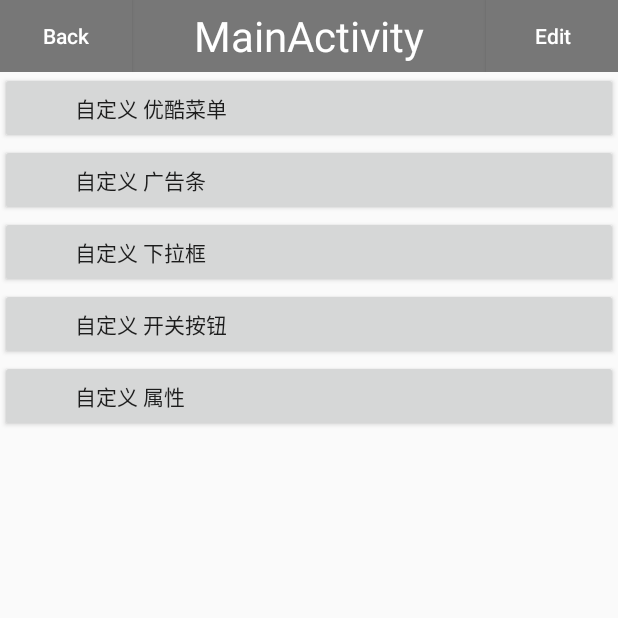
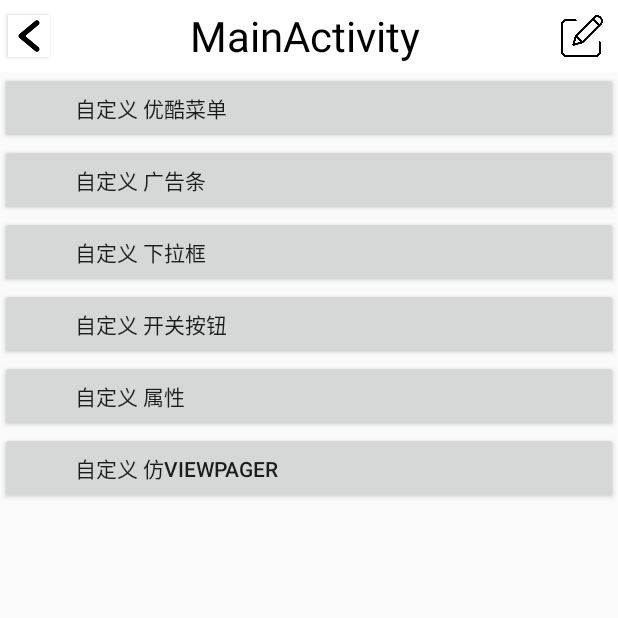
Before and after one commit to SmileAlfred/CustomView, an Android app: the screen it shows after launch (MainActivity), on a phone screen of 412 x 824 dp, the top half of it. Run offline under Robolectric (Android 15) with nearby library versions, the phone set to English and light mode, and no system bars.

Commit message:
仿ViewPager;解决回弹生硬的问题

```diff
--- a/app/src/main/AndroidManifest.xml
+++ b/app/src/main/AndroidManifest.xml
@@ -9,7 +9,6 @@
         android:roundIcon="@mipmap/ic_launcher_round"
         android:supportsRtl="true"
         android:theme="@style/AppTheme">
-        <activity android:name=".AutoAttributeItem"></activity>
         <activity android:name=".MainActivity">
             <intent-filter>
                 <action android:name="android.intent.action.MAIN" />
@@ -17,10 +16,13 @@
                 <category android:name="android.intent.category.LAUNCHER" />
             </intent-filter>
         </activity>
+
         <activity android:name=".YoukuMenu" />
         <activity android:name=".AdvanceItem" />
         <activity android:name=".PopupWindowsItem" />
+        <activity android:name=".AutoAttributeItem" />
         <activity android:name=".MyToggleButtonItem" />
+        <activity android:name=".MyViewPagerItem" />
     </application>
 
 </manifest>
--- a/app/src/main/java/com/example/customview/MainActivity.java
+++ b/app/src/main/java/com/example/customview/MainActivity.java
@@ -22,12 +22,14 @@ public class MainActivity extends AppCompatActivity implements View.OnClickListe
         Button popupWindowsItem = findViewById(R.id.popup_windows_item);
         Button toggleButtonItem = findViewById(R.id.toggle_button_item);
         Button autoAttributeItem = findViewById(R.id.auto_attribute_item);
+        Button myViewPagerItem = findViewById(R.id.my_view_pager_item);
 
         youkuMenu.setOnClickListener(this);
         viewpagerItem.setOnClickListener(this);
         popupWindowsItem.setOnClickListener(this);
         toggleButtonItem.setOnClickListener(this);
         autoAttributeItem.setOnClickListener(this);
+        myViewPagerItem.setOnClickListener(this);
     }
 
     @Override
@@ -53,6 +55,10 @@ public class MainActivity extends AppCompatActivity implements View.OnClickListe
                 Intent PropertyItemIntent = new Intent(this, AutoAttributeItem.class);
                 startActivity(PropertyItemIntent);
                 break;
+            case R.id.my_view_pager_item:
+                Intent MyViewPagertemIntent = new Intent(this, MyViewPagerItem.class);
+                startActivity(MyViewPagertemIntent);
+                break;
             default:
                 break;
         }
--- a/app/src/main/java/com/example/customview/TitleLayout.java
+++ b/app/src/main/java/com/example/customview/TitleLayout.java
@@ -1,5 +1,6 @@
 package com.example.customview;
 
+import androidx.annotation.DrawableRes;
 import androidx.annotation.Nullable;
 
 import android.app.Activity;
@@ -35,6 +36,8 @@ public class TitleLayout extends LinearLayout implements View.OnClickListener {
         Button titleEditButton = findViewById(R.id.title_edit_button);
         mTitleText = findViewById(R.id.title_text_view);
 
+        titleBackButton.setBackgroundResource(R.drawable.icon_back);
+        titleEditButton.setBackgroundResource(R.drawable.icon_edit);
         mTitleText.setText(getContext().getClass().getSimpleName());
         titleBackButton.setOnClickListener(this);
         titleEditButton.setOnClickListener(this);
--- a/app/src/main/res/layout/activity_main.xml
+++ b/app/src/main/res/layout/activity_main.xml
@@ -55,6 +55,13 @@
               android:gravity="left|center_vertical"
               android:paddingLeft="50dp"
               android:text="自定义 属性" />
+          <Button
+              android:id="@+id/my_view_pager_item"
+              android:layout_width="match_parent"
+              android:layout_height="wrap_content"
+              android:gravity="left|center_vertical"
+              android:paddingLeft="50dp"
+              android:text="自定义 仿ViewPager" />
       </LinearLayout>
 
     </ScrollView>
--- a/app/src/main/res/layout/title.xml
+++ b/app/src/main/res/layout/title.xml
@@ -1,36 +1,34 @@
 <?xml version="1.0" encoding="utf-8"?>
 <LinearLayout xmlns:android="http://schemas.android.com/apk/res/android"
     android:layout_width="match_parent"
-    android:layout_height="wrap_content">
+    android:layout_height="wrap_content"
+    android:background="#fff">
 
     <Button
         android:id="@+id/title_back_button"
-        android:layout_width="wrap_content"
-        android:layout_height="48dp"
+        android:layout_width="28dp"
+        android:layout_height="28dp"
         android:layout_gravity="center_vertical"
-        android:background="#777777"
-        android:text="Back"
+        android:layout_marginLeft="5dp"
         android:textAllCaps="false"
         android:textColor="#fff" />
 
     <TextView
         android:id="@+id/title_text_view"
-        android:layout_width="0dp"
+        android:layout_width="48dp"
         android:layout_height="48dp"
         android:layout_gravity="center_vertical"
         android:layout_weight="1"
-        android:background="#777777"
         android:gravity="center"
-        android:textColor="#fff"
+        android:textColor="#000"
         android:textSize="28sp" />
 
     <Button
         android:id="@+id/title_edit_button"
-        android:layout_width="wrap_content"
-        android:layout_height="48dp"
+        android:layout_width="28dp"
+        android:layout_height="28dp"
         android:layout_gravity="center_vertical"
-        android:background="#777777"
-        android:text="Edit"
+        android:layout_marginRight="10dp"
         android:textAllCaps="false"
         android:textColor="#fff" />
 
```
Also changed, not shown: app/src/main/java/com/example/customview/MyScroll.java (added, +84 -0 lines), app/src/main/java/com/example/customview/MyViewPager.java (added, +164 -0 lines), app/src/main/java/com/example/customview/MyViewPagerItem.java (added, +41 -0 lines), app/src/main/res/layout/activity_my_view_pager.xml (added, +15 -0 lines), app/src/main/res/drawable-hdpi/a4.jpg (added), app/src/main/res/drawable-hdpi/a5.jpg (added), app/src/main/res/drawable-hdpi/a6.jpg (added), app/src/main/res/drawable-hdpi/ic_launcher.png (added), app/src/main/res/drawable-hdpi/icon_edit.png (added), app/src/main/res/drawable-mdpi/a1.jpg (added), app/src/main/res/drawable-mdpi/a2.jpg (added), app/src/main/res/drawable-mdpi/a3.jpg (added).
